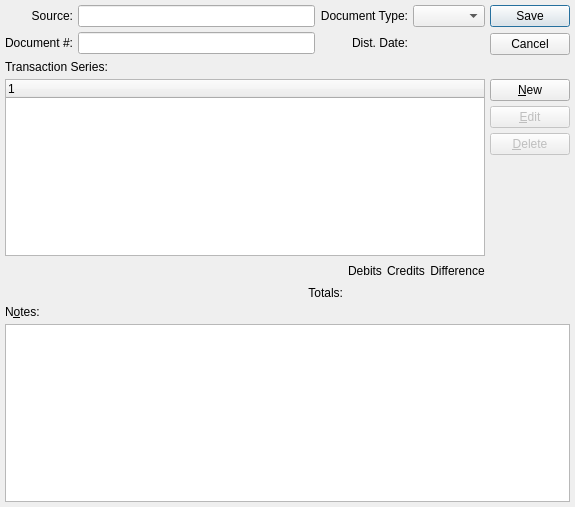
Pegasus-RPG/xtuple-client, file guiclient/glSeries.ui: the form before one commit.
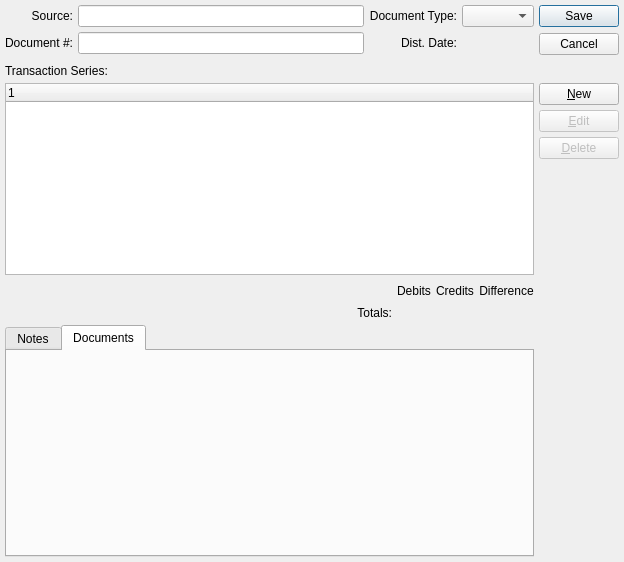
The form after the commit. The open tabs and pages were chosen to show the change. Custom widgets are drawn as their Qt base class.

Commit message: Issue #30092: Add documents widget to GL Journals and GL trasnactions screen

The edit to the form file:
```diff
--- a/guiclient/glSeries.ui
+++ b/guiclient/glSeries.ui
@@ -13,8 +13,8 @@
    <rect>
     <x>0</x>
     <y>0</y>
-    <width>575</width>
-    <height>507</height>
+    <width>624</width>
+    <height>562</height>
    </rect>
   </property>
   <property name="windowTitle">
@@ -318,19 +318,19 @@
     </layout>
    </item>
    <item row="4" column="0">
-    <widget class="QLabel" name="_notesLit">
-     <property name="text">
-      <string>N&amp;otes:</string>
+    <widget class="QTabWidget" name="_tab">
+     <property name="focusPolicy">
+      <enum>Qt::NoFocus</enum>
      </property>
-     <property name="alignment">
-      <set>Qt::AlignLeading|Qt::AlignLeft|Qt::AlignVCenter</set>
+     <property name="currentIndex">
+      <number>0</number>
      </property>
-     <property name="buddy">
-      <cstring>_notes</cstring>
-     </property>
-    </widget>
-   </item>
-   <item row="5" column="0" colspan="2">
+     <widget class="QWidget" name="notesTab">
+      <attribute name="title">
+       <string>Notes</string>
+      </attribute>
+      <layout class="QVBoxLayout" name="verticalLayout_2">
+       <item>
     <widget class="XTextEdit" name="_notes">
      <property name="tabChangesFocus">
       <bool>true</bool>
@@ -342,6 +342,20 @@
    </item>
   </layout>
  </widget>
+     <widget class="QWidget" name="docTab">
+      <attribute name="title">
+       <string>Documents</string>
+      </attribute>
+      <layout class="QVBoxLayout" name="verticalLayout_3">
+       <item>
+        <widget class="Documents" name="_documents"/>
+       </item>
+      </layout>
+     </widget>
+    </widget>
+   </item>
+  </layout>
+ </widget>
  <layoutdefault spacing="5" margin="5"/>
  <customwidgets>
   <customwidget>
@@ -350,6 +364,11 @@
    <header>datecluster.h</header>
    <container>1</container>
   </customwidget>
+  <customwidget>
+   <class>Documents</class>
+   <extends>QWidget</extends>
+   <header>documents.h</header>
+  </customwidget>
   <customwidget>
    <class>XComboBox</class>
    <extends>QComboBox</extends>
```
Lines whose indentation alone changed are shown as unchanged. The commit also changes 6 other files.
